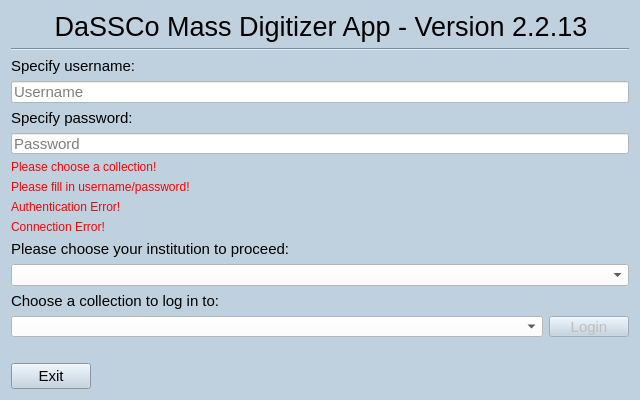
Qt form MassDigitizer/ui/homescreen.ui (NHMDenmark/Mass-Digitizer) before a commit.
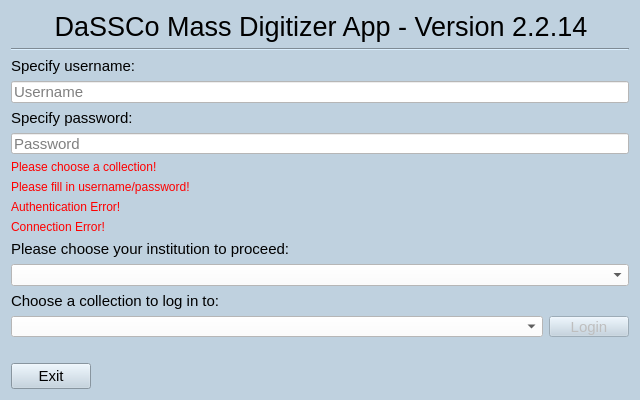
The same form after that commit.

```diff
--- a/MassDigitizer/ui/homescreen.ui
+++ b/MassDigitizer/ui/homescreen.ui
@@ -61,7 +61,7 @@
       </font>
      </property>
      <property name="text">
-      <string>DaSSCo Mass Digitizer App - Version 2.2.13</string>
+      <string>DaSSCo Mass Digitizer App - Version 2.2.14</string>
      </property>
      <property name="alignment">
       <set>Qt::AlignmentFlag::AlignCenter</set>
```
